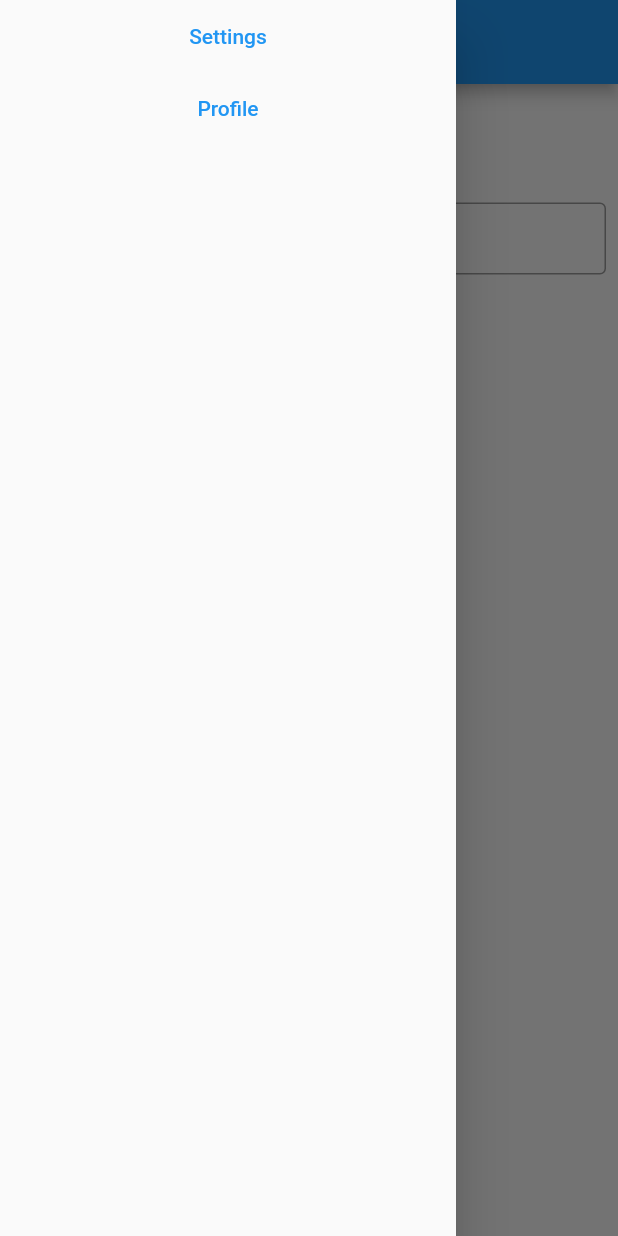
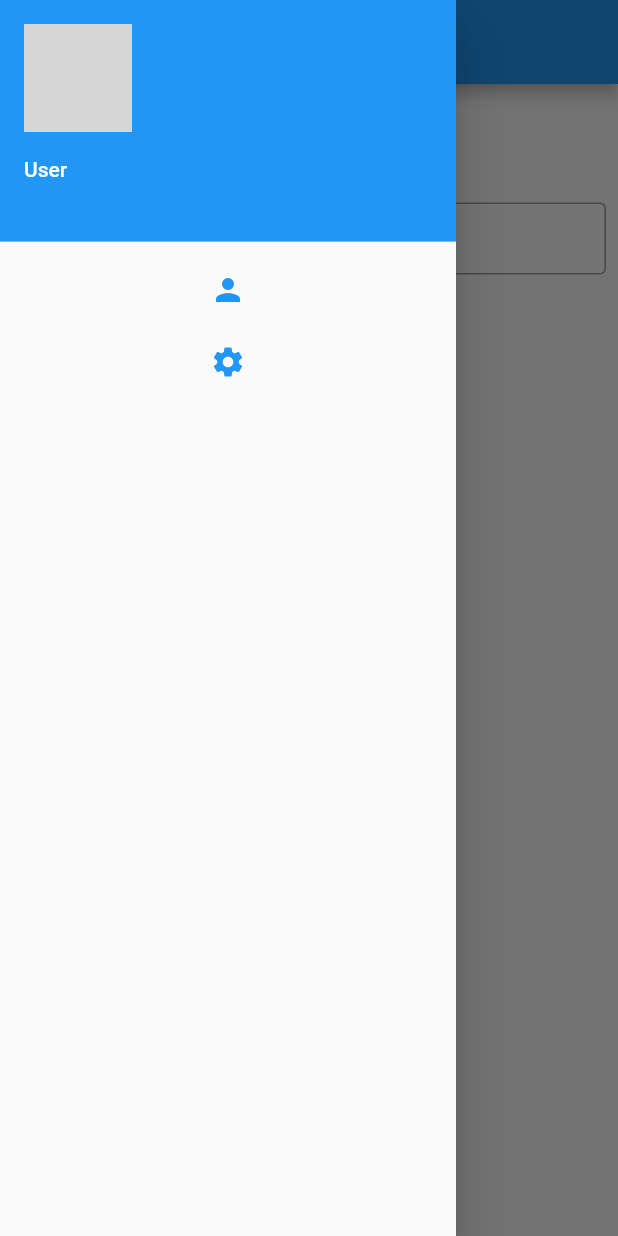
Before and after one commit to guilhermemiserski/redesocial-flutter, a Flutter app: the screen it shows once a user with an empty profile is signed in, with the side drawer open, on a phone screen of 412 x 824 dp. Run offline on Flutter 3.47's test engine with Material 2 defaults, Android fonts, the light colour scheme and no system bars; our stand-ins replace cloud_firestore, firebase_auth, firebase_core; accounts and stored records are empty; network calls fail; grey boxes are pictures that could not be loaded.

```diff
--- a/lib/src/pages/home_page.dart
+++ b/lib/src/pages/home_page.dart
@@ -14,12 +14,17 @@ class MyHomePage extends StatelessWidget {
       appBar: AppBar(title: const Text('Home')),
       drawer: Drawer(
         child: ListView(padding: EdgeInsets.zero, children: [
+          UserAccountsDrawerHeader(
+              currentAccountPicture:
+                  Image.network('https://picsum.photos/250?image=9'),
+              accountName: const Text('User'),
+              accountEmail: Text(user.email!)),
+          TextButton(
+              onPressed: () => Navigator.pushNamed(context, '/profile'),
+              child: const Icon(Icons.person)),
           TextButton(
               onPressed: () => Navigator.pushNamed(context, '/settings'),
-              child: const Text('Settings')),
-          TextButton(
-              onPressed: () => Navigator.pushNamed(context, '/profile'),
-              child: const Text('Profile')),
+              child: const Icon(Icons.settings)),
         ]),
       ),
       body: Center(
--- a/lib/src/pages/profile_page.dart
+++ b/lib/src/pages/profile_page.dart
@@ -9,10 +9,10 @@ class MyProfilePage extends StatelessWidget {
         child: ListView(padding: EdgeInsets.zero, children: [
           TextButton(
               onPressed: () => Navigator.pushNamed(context, '/home'),
-              child: const Text('Home')),
+              child: const Icon(Icons.home)),
           TextButton(
               onPressed: () => Navigator.pushNamed(context, '/settings'),
-              child: const Text('Settings')),
+              child: const Icon(Icons.settings)),
         ]),
       ),
     );
--- a/lib/src/pages/settings_page.dart
+++ b/lib/src/pages/settings_page.dart
@@ -9,10 +9,10 @@ class MySettingsPage extends StatelessWidget {
         child: ListView(padding: EdgeInsets.zero, children: [
           TextButton(
               onPressed: () => Navigator.pushNamed(context, '/home'),
-              child: const Text('Home')),
+              child: const Icon(Icons.home)),
           TextButton(
               onPressed: () => Navigator.pushNamed(context, '/profile'),
-              child: const Text('Profile')),
+              child: const Icon(Icons.person)),
         ]),
       ),
     );
--- a/lib/src/pages/signup_page.dart
+++ b/lib/src/pages/signup_page.dart
@@ -105,6 +105,12 @@ class SignUpPage extends StatelessWidget {
   Future _signUp(BuildContext context) async {
     await FirebaseAuth.instance
         .createUserWithEmailAndPassword(email: _email, password: _senha);
+    final user = FirebaseAuth.instance.currentUser!;
+    final isVerified = user.emailVerified;
+    if (!isVerified) {
+      final user = FirebaseAuth.instance.currentUser!;
+      await user.sendEmailVerification();
+    }
     Navigator.pushNamed(context, '/login');
   }
 }
```
